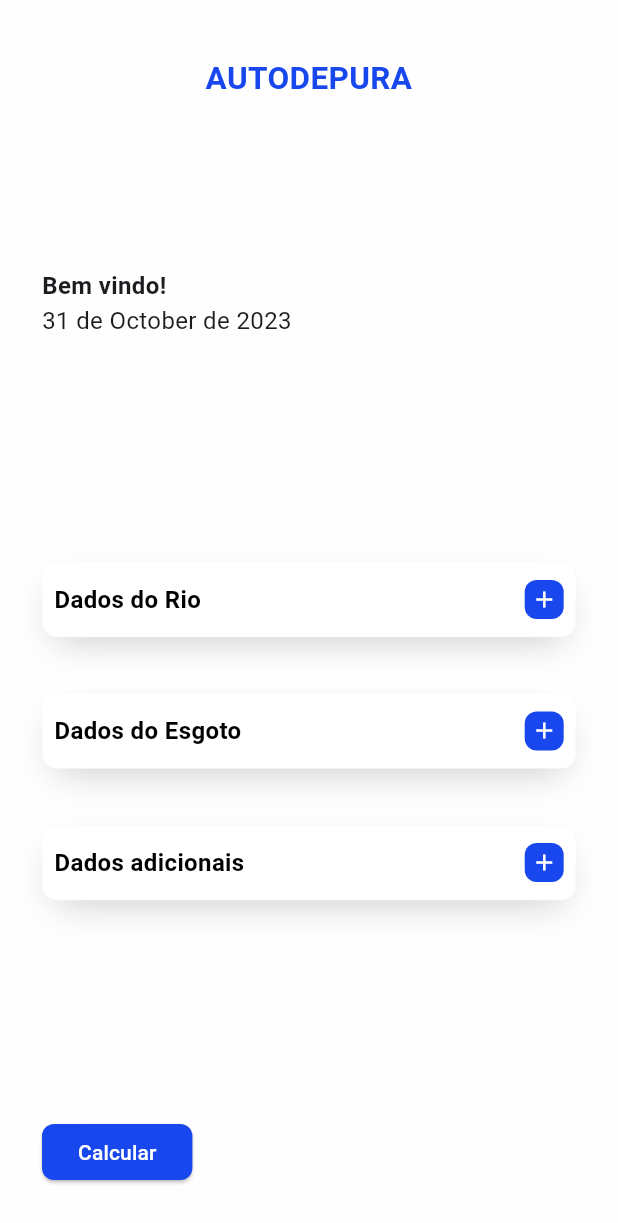
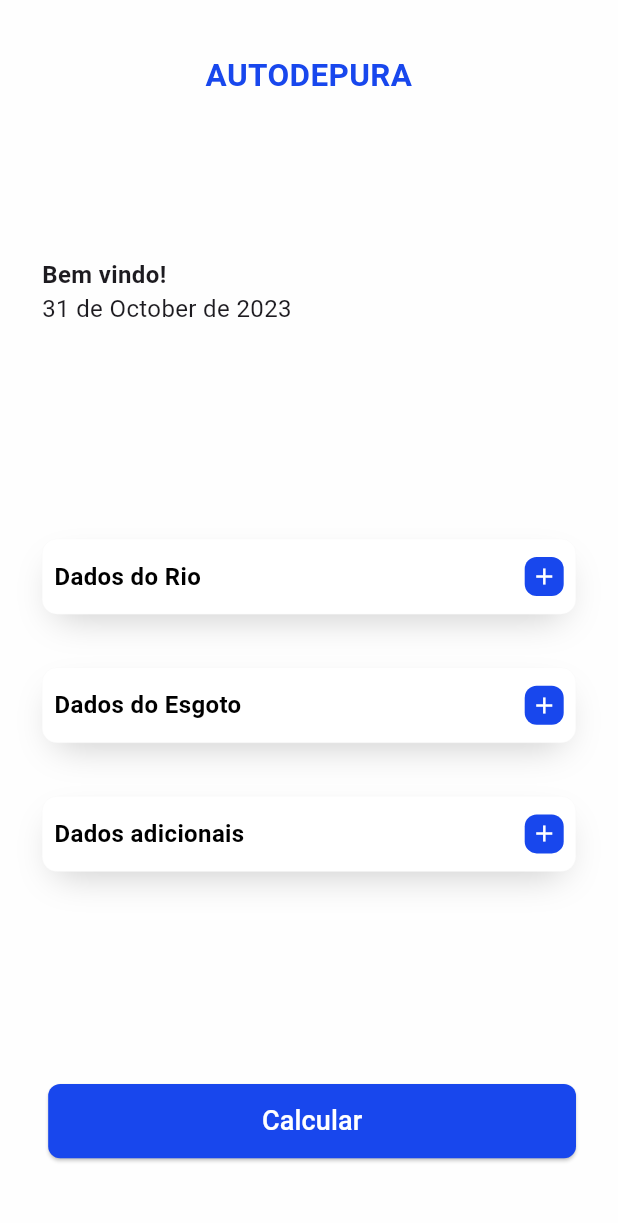
Before and after one commit to jvictorpdl/AutoDepuraF, a Flutter app: the screen it shows after launch, on a phone screen of 412 x 824 dp. Shown: the top 1223 px of the screen. Run offline on Flutter 3.47's test engine with Material 2 defaults, Android fonts, the phone set to English and light mode, and no system bars; our stand-ins replace bloc, flutter_bloc, freezed_annotation, get_it.

Commit message:
mudança na estilização do botao calcular

```diff
--- a/lib/ui/pages/home/home.dart
+++ b/lib/ui/pages/home/home.dart
@@ -1,6 +1,4 @@
-import 'package:auto_depura/ui/pages/dados_do_rio/dados_do_rio.dart';
 import 'package:auto_depura/ui/pages/home/widgets/expandable_cards.dart';
-import 'package:auto_depura/ui/pages/home/widgets/plus_button.dart';
 import 'package:auto_depura/ui/theme/app_theme.dart';
 import 'package:auto_depura/ui/widgets/app_title.dart';
 import 'package:flutter/material.dart';
@@ -65,7 +63,14 @@ class HomePage extends StatelessWidget {
                 onPressed: () {},
               ),
               const Spacer(flex: 4),
-              Expanded(
+              Padding(
+                padding: EdgeInsets.only(
+                  bottom: MediaQuery.of(context).size.height * 0.02,
+                  left: MediaQuery.of(context).size.width * 0.01,
+                ),
+                child: SizedBox(
+                  height: MediaQuery.of(context).size.height * 0.060,
+                  width: MediaQuery.of(context).size.width * 0.95,
                   child: ElevatedButton(
                     onPressed: () {},
                     style: ElevatedButton.styleFrom(
@@ -75,7 +80,11 @@ class HomePage extends StatelessWidget {
                         borderRadius: BorderRadius.circular(8),
                       ),
                     ),
-                  child: const Text("Calcular"),
+                    child: const Text(
+                      "Calcular",
+                      style: TextStyle(fontSize: 18),
+                    ),
+                  ),
                 ),
               ),
               const Spacer(),
```
Lines whose indentation alone changed are shown as unchanged.
